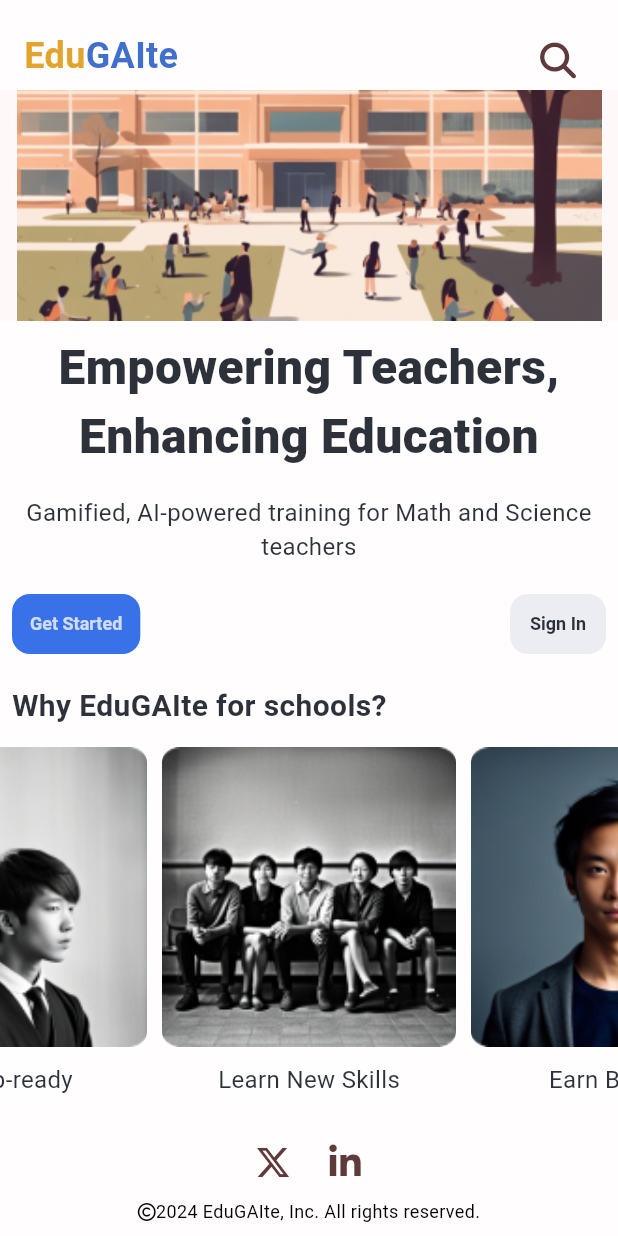
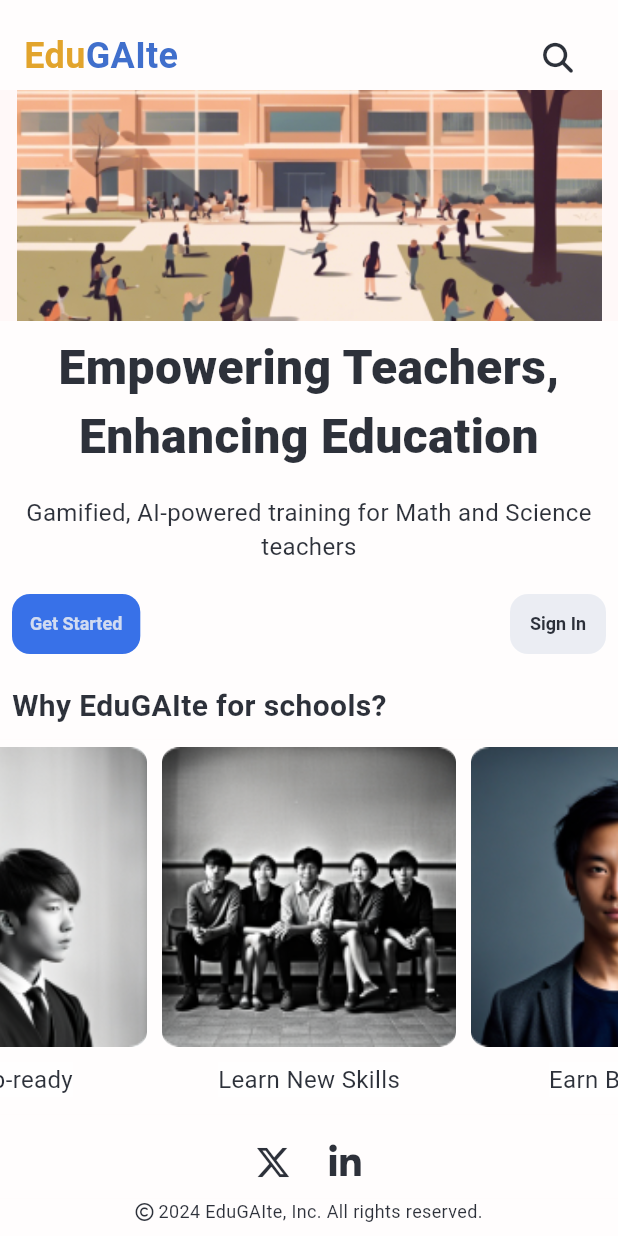
Before and after one commit to SiegfredLorelle/edugaite, a Flutter app: the HomePage screen opened by its route, scrolled down 64 dp, on a phone screen of 412 x 824 dp. Run offline on Flutter 3.47's test engine with Material 3 defaults, Android fonts, the light colour scheme and no system bars; drawn by our look-alikes of carousel_slider; our stand-ins replace font_awesome_flutter; Roboto replaces fonts that are missing (Lexend).

```diff
--- a/lib/main.dart
+++ b/lib/main.dart
@@ -162,8 +162,8 @@ class HomePageHeader extends StatelessWidget {
             ),
           ]),
           IconButton(
-            icon: const FaIcon(FontAwesomeIcons.magnifyingGlass),
-            color: const Color.fromARGB(255, 94, 58, 58),
+            icon: const FaIcon(FontAwesomeIcons.magnifyingGlass, size: 20),
+            color: const Color.fromRGBO(13, 18, 28, 0.867),
             onPressed: _openSearch,
           ),
         ],
@@ -285,12 +285,12 @@ class HomePageBody extends StatelessWidget {
                 children: <Widget>[
                   IconButton(
                     icon: const FaIcon(FontAwesomeIcons.xTwitter),
-                    color: const Color.fromARGB(255, 94, 58, 58),
+                    color: const Color.fromRGBO(13, 18, 28, 0.867),
                     onPressed: () {},
                   ),
                   IconButton(
                     icon: const FaIcon(FontAwesomeIcons.linkedinIn),
-                    color: const Color.fromARGB(255, 94, 58, 58),
+                    color: const Color.fromRGBO(13, 18, 28, 0.867),
                     onPressed: () {},
                   ),
                 ],
@@ -306,13 +306,13 @@ class HomePageBody extends StatelessWidget {
                   FaIcon(
                     FontAwesomeIcons.copyright,
                     size: 12.0,
-                    color: Colors.black,
+                    color: const Color.fromRGBO(13, 18, 28, 0.867),
                   ),
                   Text(
-                    '$currentYear EduGAIte, Inc. All rights reserved.',
+                    ' $currentYear EduGAIte, Inc. All rights reserved.',
                     style: TextStyle(
                       fontSize: 12.0,
-                      color: Colors.black,
+                      color: const Color.fromRGBO(13, 18, 28, 0.867),
                       fontFamily: "Lexend",
                     ),
                   ),
```
